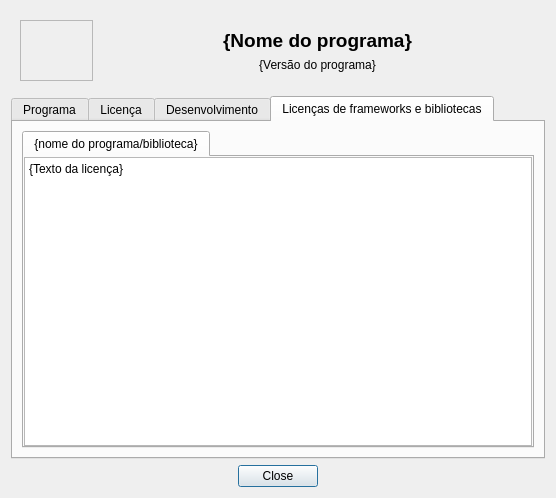
Before: the Qt Designer form augmented_sim/gui/about.ui in Recovida/augmented-sim, drawn with Qt 5.
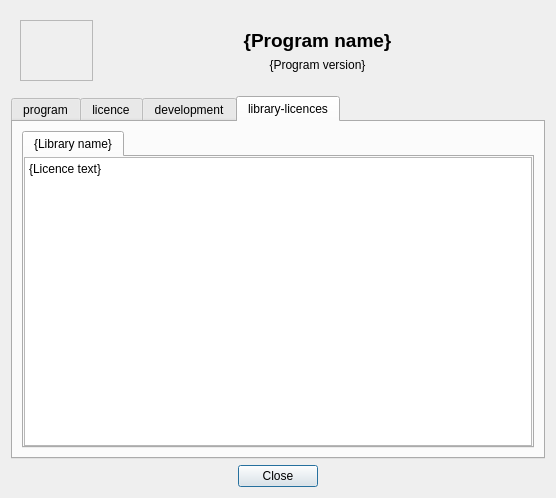
After: the same form once the commit is applied. The open tabs and pages were chosen to show the change.

The edit to the form file:
```diff
--- a/augmented_sim/gui/about.ui
+++ b/augmented_sim/gui/about.ui
@@ -49,7 +49,7 @@
             </font>
            </property>
            <property name="text">
-            <string>{Nome do programa}</string>
+            <string notr="true">{Program name}</string>
            </property>
            <property name="alignment">
             <set>Qt::AlignCenter</set>
@@ -59,7 +59,7 @@
          <item>
           <widget class="QLabel" name="label_version">
            <property name="text">
-            <string>{Versão do programa}</string>
+            <string notr="true">{Program version}</string>
            </property>
            <property name="alignment">
             <set>Qt::AlignCenter</set>
@@ -79,7 +79,7 @@
      </property>
      <widget class="QWidget" name="tab">
       <attribute name="title">
-       <string>Programa</string>
+       <string>program</string>
       </attribute>
       <layout class="QVBoxLayout" name="verticalLayout_3">
        <item>
@@ -130,7 +130,7 @@
      </widget>
      <widget class="QWidget" name="tab_5">
       <attribute name="title">
-       <string>Licença</string>
+       <string>licence</string>
       </attribute>
       <layout class="QHBoxLayout" name="horizontalLayout_2">
        <item>
@@ -175,7 +175,7 @@
      </widget>
      <widget class="QWidget" name="tab_3">
       <attribute name="title">
-       <string>Desenvolvimento</string>
+       <string>development</string>
       </attribute>
       <layout class="QVBoxLayout" name="verticalLayout_5">
        <item>
@@ -220,7 +220,7 @@
      </widget>
      <widget class="QWidget" name="tab_2">
       <attribute name="title">
-       <string>Licenças de frameworks e bibliotecas</string>
+       <string>library-licences</string>
       </attribute>
       <layout class="QVBoxLayout" name="verticalLayout_4">
        <item>
@@ -230,7 +230,7 @@
          </property>
          <widget class="QWidget" name="tab_4">
           <attribute name="title">
-           <string>{nome do programa/biblioteca}</string>
+           <string notr="true">{Library name}</string>
           </attribute>
           <layout class="QVBoxLayout" name="verticalLayout_8">
            <property name="leftMargin">
@@ -278,11 +278,11 @@
                   <enum>QFrame::NoFrame</enum>
                  </property>
                  <property name="html">
-                  <string>&lt;!DOCTYPE HTML PUBLIC &quot;-//W3C//DTD HTML 4.0//EN&quot; &quot;http://www.w3.org/TR/REC-html40/strict.dtd&quot;&gt;
+                  <string notr="true">&lt;!DOCTYPE HTML PUBLIC &quot;-//W3C//DTD HTML 4.0//EN&quot; &quot;http://www.w3.org/TR/REC-html40/strict.dtd&quot;&gt;
 &lt;html&gt;&lt;head&gt;&lt;meta name=&quot;qrichtext&quot; content=&quot;1&quot; /&gt;&lt;style type=&quot;text/css&quot;&gt;
 p, li { white-space: pre-wrap; }
 &lt;/style&gt;&lt;/head&gt;&lt;body style=&quot; font-family:'Ubuntu'; font-size:9pt; font-weight:400; font-style:normal;&quot;&gt;
-&lt;p style=&quot; margin-top:0px; margin-bottom:0px; margin-left:0px; margin-right:0px; -qt-block-indent:0; text-indent:0px;&quot;&gt;{Texto da licença}&lt;/p&gt;&lt;/body&gt;&lt;/html&gt;</string>
+&lt;p style=&quot; margin-top:0px; margin-bottom:0px; margin-left:0px; margin-right:0px; -qt-block-indent:0; text-indent:0px;&quot;&gt;{Licence text}&lt;/p&gt;&lt;/body&gt;&lt;/html&gt;</string>
                  </property>
                  <property name="openExternalLinks">
                   <bool>true</bool>
```
Left out of the diff: 4 changed lines with no effect on the pictures.
